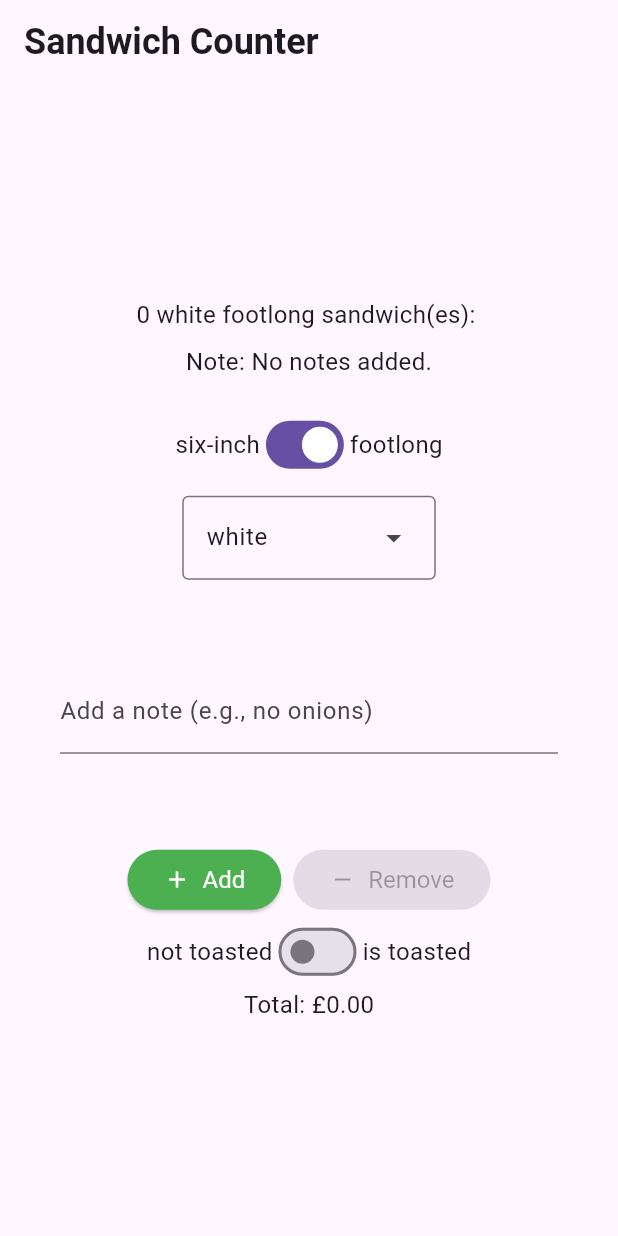
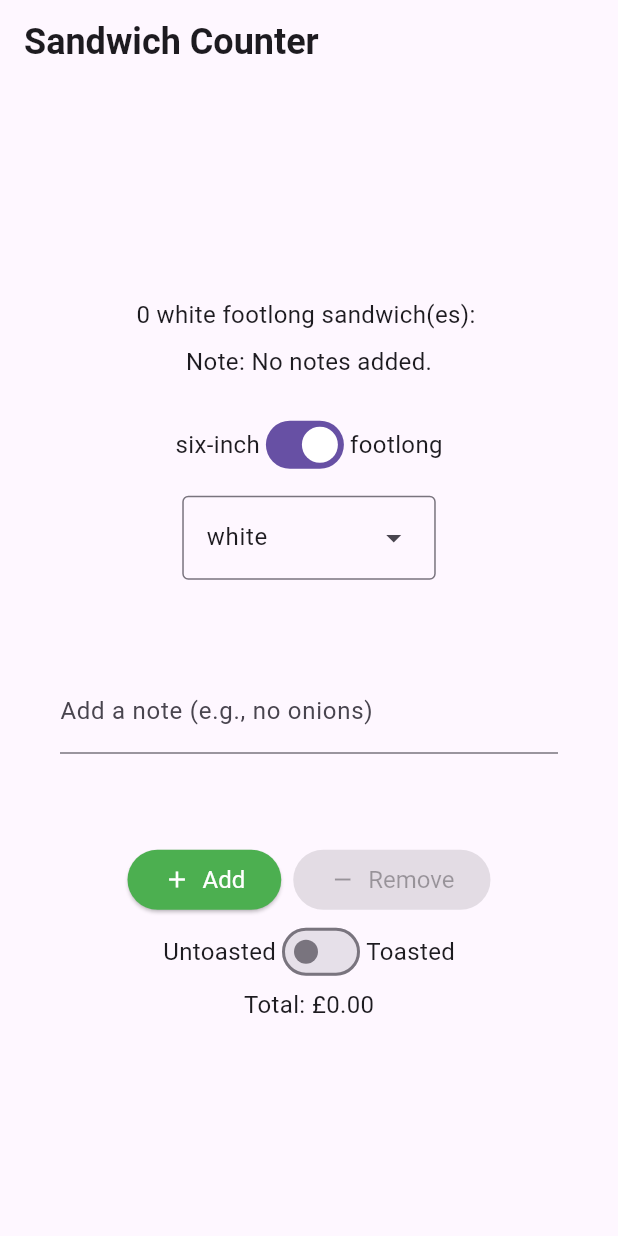
Before and after one commit to soijukye/sandwich_shop, a Flutter app: the screen it shows after launch, on a phone screen of 412 x 824 dp. Run offline on Flutter 3.47's test engine with Material 3 defaults, Android fonts, the phone set to English and light mode, and no system bars.

Commit message:
Update toasted state text in OrderScreen and widget tests for consistency

```diff
--- a/lib/main.dart
+++ b/lib/main.dart
@@ -176,7 +176,7 @@ class _OrderScreenState extends State<OrderScreen> {
             Row(
               mainAxisAlignment: MainAxisAlignment.center,
               children: [
-                const Text('not toasted', style: normalText),
+                const Text('Untoasted', style: normalText),
                 Switch(
                   key: const Key('toastedSwitch'),
                   value: _isToasted,
@@ -184,7 +184,7 @@ class _OrderScreenState extends State<OrderScreen> {
                     setState(() => _isToasted = value);
                   },
                 ),
-                const Text('is toasted', style: normalText),
+                const Text('Toasted', style: normalText),
               ],
             ),
             Text('Total: £${total.toStringAsFixed(2)}', style: normalText),
```
Also changed, not shown: 1 other file.
